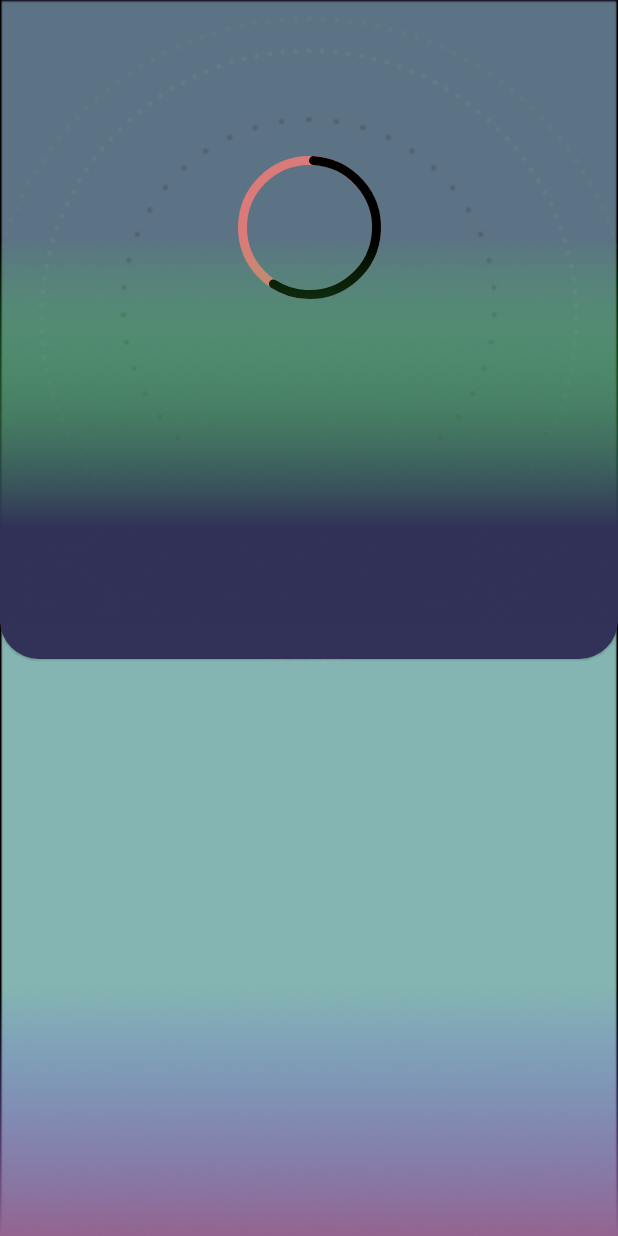
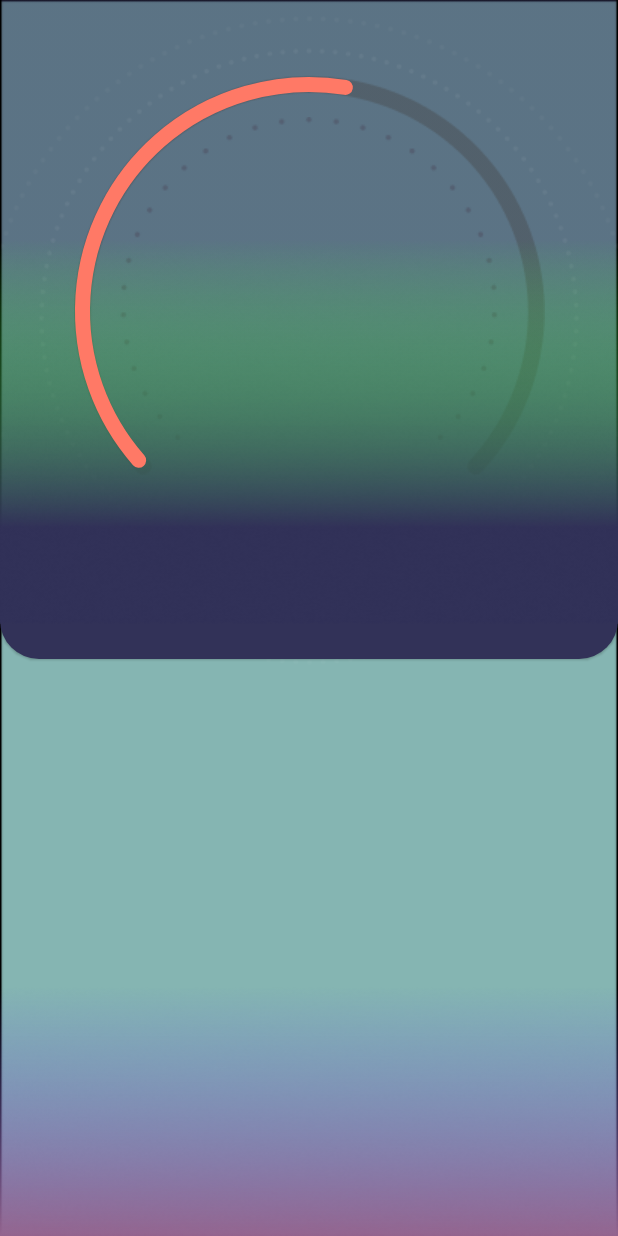
Before and after one commit to ChennyToo/Trackrrv1, an Android app: the screen it shows after launch (MainActivity), on a phone screen of 412 x 824 dp. Run offline under Robolectric (Android 15) with nearby library versions, the light colour scheme and no system bars.

Commit message:
-git commit

```diff
--- a/app/src/main/res/layout/fragment_home.xml
+++ b/app/src/main/res/layout/fragment_home.xml
@@ -110,14 +110,30 @@
         android:id="@+id/circularProgressIndicator"
         android:layout_width="wrap_content"
         android:layout_height="wrap_content"
-        android:layout_marginTop="100dp"
-        android:progress="60"
-        app:indicatorColor="@color/black"
-        app:indicatorSize="95dp"
+        android:layout_marginTop="47dp"
+        android:progress="40"
+        app:indicatorColor="#FF7966"
+        android:elevation="100dp"
+        android:outlineSpotShadowColor="@color/black"
+        android:outlineAmbientShadowColor="@color/black"
+        app:indicatorSize="312dp"
+        android:rotation="-133"
         app:layout_constraintEnd_toEndOf="parent"
         app:layout_constraintStart_toStartOf="parent"
         app:layout_constraintTop_toTopOf="parent"
-        app:trackColor="@color/salmon"
+        app:trackColor="#004E4E61"
         app:trackCornerRadius="5dp"
-        app:trackThickness="6dp" />
+        app:trackThickness="10dp" />
+
+    <ImageView
+        android:layout_width="wrap_content"
+        android:layout_height="wrap_content"
+        android:background="@drawable/coolcirclebar"
+        android:backgroundTint="#61434242"
+        android:layout_marginTop="50dp"
+        app:layout_constraintEnd_toEndOf="parent"
+        app:layout_constraintStart_toStartOf="parent"
+        app:layout_constraintTop_toTopOf="parent" />
+
+
 </androidx.constraintlayout.widget.ConstraintLayout>
```
Also changed, not shown: app/src/main/res/drawable/coolcirclebar.png (added).
